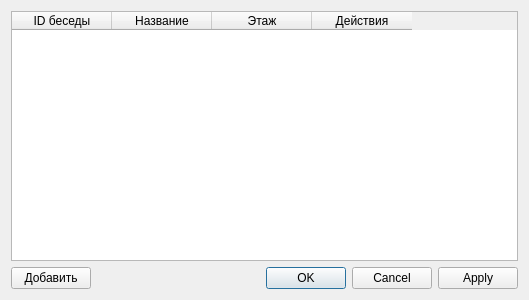
First picture: the form in dialogchatslist.ui, repository iEPCBM/AMS-Rufina, before the edit.
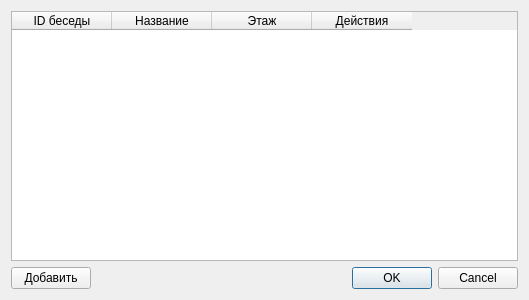
Second picture: the form after the edit.

```diff
--- a/dialogchatslist.ui
+++ b/dialogchatslist.ui
@@ -51,7 +51,7 @@
       <enum>Qt::Horizontal</enum>
      </property>
      <property name="standardButtons">
-      <set>QDialogButtonBox::Apply|QDialogButtonBox::Cancel|QDialogButtonBox::Ok</set>
+      <set>QDialogButtonBox::Cancel|QDialogButtonBox::Ok</set>
      </property>
     </widget>
    </item>
```
